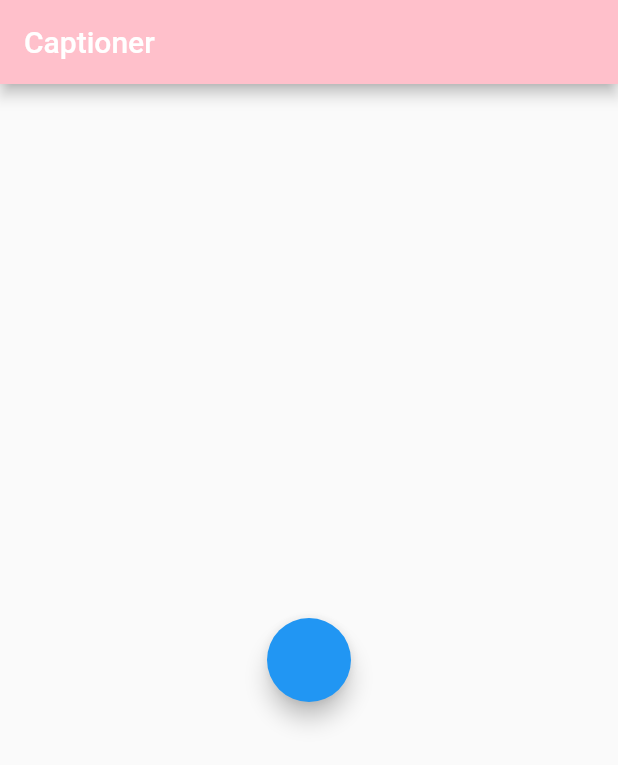
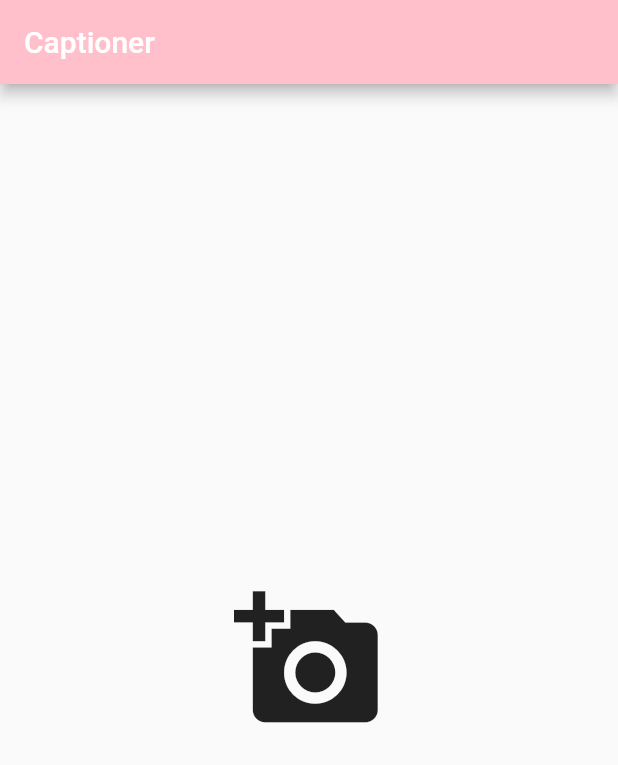
Before and after one commit to wholenote/four_eyes_tamu, a Flutter app: the screen it shows after launch, on a phone screen of 412 x 824 dp. Shown: the top 765 px of the screen. Run offline on Flutter 3.47's test engine with Material 2 defaults, Android fonts, the phone set to English and light mode, and no system bars.

Commit message:
added a camera button

```diff
--- a/lib/main.dart
+++ b/lib/main.dart
@@ -26,7 +26,10 @@ class _MyAppState extends State<MyApp> {
           mainAxisAlignment: MainAxisAlignment.center,
           children: [
             Center(
-              child: FloatingActionButton(
+              child: IconButton(
+                splashColor: Color.fromRGBO(55, 71, 133, 1),
+                iconSize: 100,
+                icon: Icon(Icons.add_a_photo,),
                 onPressed: () {
 
                 },
```
